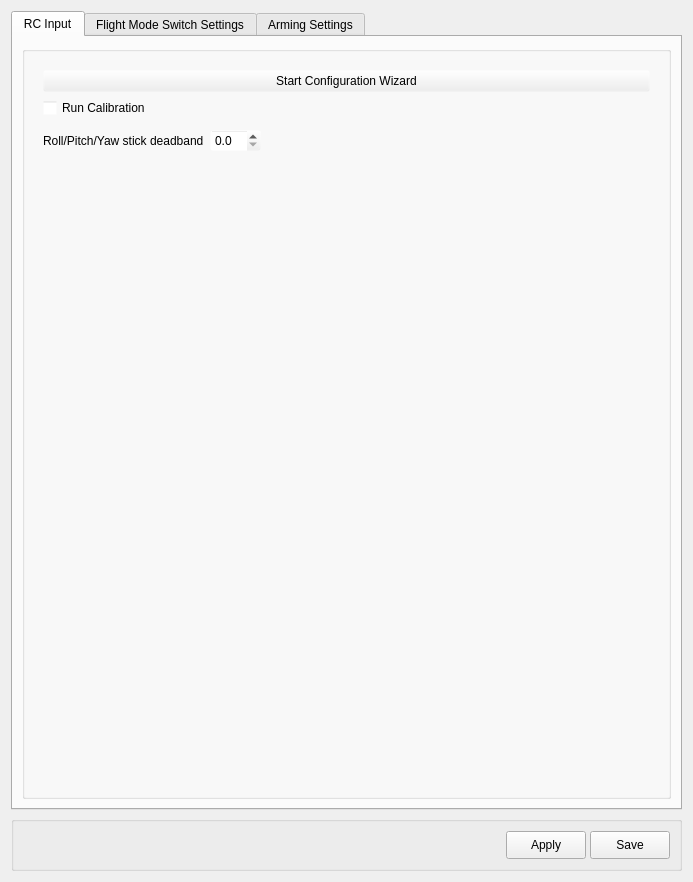
Qt form ground/openpilotgcs/src/plugins/config/input.ui (openpilot/OpenPilot) before a commit.
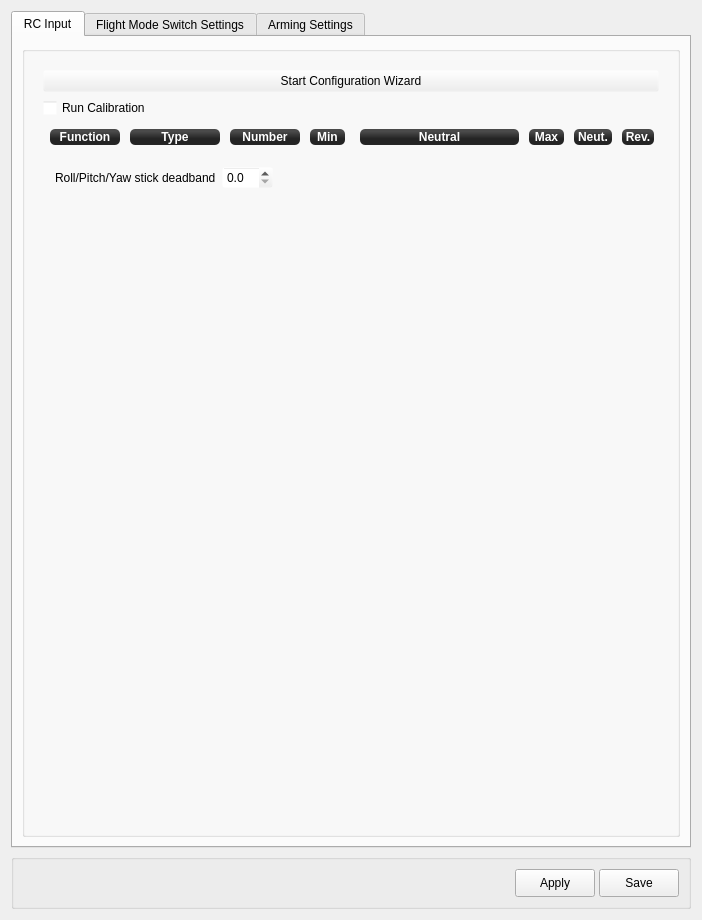
The same form after that commit. Icons and pictures are not drawn.

Commit message: added help buttons, removed wiki buttons, fixed input spacing, misc text fixes, tooltips, removed headings from input chan form

The edit to the form file:
```diff
--- a/ground/openpilotgcs/src/plugins/config/input.ui
+++ b/ground/openpilotgcs/src/plugins/config/input.ui
@@ -6,8 +6,8 @@
    <rect>
     <x>0</x>
     <y>0</y>
-    <width>693</width>
-    <height>882</height>
+    <width>702</width>
+    <height>920</height>
    </rect>
   </property>
   <property name="windowTitle">
@@ -107,8 +107,8 @@
            <rect>
             <x>0</x>
             <y>0</y>
-            <width>671</width>
-            <height>755</height>
+            <width>672</width>
+            <height>783</height>
            </rect>
           </property>
           <layout class="QGridLayout" name="gridLayout">
@@ -139,6 +139,357 @@
                     </property>
                    </widget>
                   </item>
+                  <item>
+                   <layout class="QGridLayout" name="gridLayout_8">
+                    <property name="horizontalSpacing">
+                     <number>0</number>
+                    </property>
+                    <item row="1" column="6">
+                     <widget class="QLabel" name="legend4">
+                      <property name="enabled">
+                       <bool>true</bool>
+                      </property>
+                      <property name="sizePolicy">
+                       <sizepolicy hsizetype="Expanding" vsizetype="Fixed">
+                        <horstretch>0</horstretch>
+                        <verstretch>0</verstretch>
+                       </sizepolicy>
+                      </property>
+                      <property name="minimumSize">
+                       <size>
+                        <width>0</width>
+                        <height>26</height>
+                       </size>
+                      </property>
+                      <property name="font">
+                       <font>
+                        <weight>75</weight>
+                        <italic>false</italic>
+                        <bold>true</bold>
+                       </font>
+                      </property>
+                      <property name="styleSheet">
+                       <string notr="true">background-color: qlineargradient(spread:reflect, x1:0.507, y1:0, x2:0.507, y2:0.772, stop:0.208955 rgba(74, 74, 74, 255), stop:0.78607 rgba(36, 36, 36, 255));
+color: rgb(255, 255, 255);
+border-radius: 5;
+margin:5px;
+font:bold;</string>
+                      </property>
+                      <property name="text">
+                       <string>Neutral</string>
+                      </property>
+                      <property name="alignment">
+                       <set>Qt::AlignCenter</set>
+                      </property>
+                     </widget>
+                    </item>
+                    <item row="1" column="10">
+                     <widget class="QLabel" name="legend5_3">
+                      <property name="enabled">
+                       <bool>true</bool>
+                      </property>
+                      <property name="sizePolicy">
+                       <sizepolicy hsizetype="Minimum" vsizetype="Fixed">
+                        <horstretch>0</horstretch>
+                        <verstretch>0</verstretch>
+                       </sizepolicy>
+                      </property>
+                      <property name="minimumSize">
+                       <size>
+                        <width>42</width>
+                        <height>26</height>
+                       </size>
+                      </property>
+                      <property name="font">
+                       <font>
+                        <weight>75</weight>
+                        <italic>false</italic>
+                        <bold>true</bold>
+                       </font>
+                      </property>
+                      <property name="styleSheet">
+                       <string notr="true">background-color: qlineargradient(spread:reflect, x1:0.507, y1:0, x2:0.507, y2:0.772, stop:0.208955 rgba(74, 74, 74, 255), stop:0.78607 rgba(36, 36, 36, 255));
+color: rgb(255, 255, 255);
+border-radius: 5;
+margin:5px;
+font:bold;</string>
+                      </property>
+                      <property name="text">
+                       <string>Rev.</string>
+                      </property>
+                      <property name="alignment">
+                       <set>Qt::AlignCenter</set>
+                      </property>
+                     </widget>
+                    </item>
+                    <item row="1" column="3">
+                     <widget class="QLabel" name="legend2">
+                      <property name="enabled">
+                       <bool>true</bool>
+                      </property>
+                      <property name="sizePolicy">
+                       <sizepolicy hsizetype="Minimum" vsizetype="Fixed">
+                        <horstretch>0</horstretch>
+                        <verstretch>0</verstretch>
+                       </sizepolicy>
+                      </property>
+                      <property name="minimumSize">
+                       <size>
+                        <width>80</width>
+                        <height>26</height>
+                       </size>
+                      </property>
+                      <property name="font">
+                       <font>
+                        <weight>75</weight>
+                        <italic>false</italic>
+                        <bold>true</bold>
+                       </font>
+                      </property>
+                      <property name="styleSheet">
+                       <string notr="true">background-color: qlineargradient(spread:reflect, x1:0.507, y1:0, x2:0.507, y2:0.772, stop:0.208955 rgba(74, 74, 74, 255), stop:0.78607 rgba(36, 36, 36, 255));
+color: rgb(255, 255, 255);
+border-radius: 5;
+margin:5px;
+font:bold;</string>
+                      </property>
+                      <property name="text">
+                       <string>Number</string>
+                      </property>
+                      <property name="alignment">
+                       <set>Qt::AlignCenter</set>
+                      </property>
+                     </widget>
+                    </item>
+                    <item row="1" column="4">
+                     <widget class="QLabel" name="legend3">
+                      <property name="enabled">
+                       <bool>true</bool>
+                      </property>
+                      <property name="sizePolicy">
+                       <sizepolicy hsizetype="Minimum" vsizetype="Fixed">
+                        <horstretch>0</horstretch>
+                        <verstretch>0</verstretch>
+                       </sizepolicy>
+                      </property>
+                      <property name="minimumSize">
+                       <size>
+                        <width>45</width>
+                        <height>26</height>
+                       </size>
+                      </property>
+                      <property name="font">
+                       <font>
+                        <weight>75</weight>
+                        <italic>false</italic>
+                        <bold>true</bold>
+                       </font>
+                      </property>
+                      <property name="styleSheet">
+                       <string notr="true">background-color: qlineargradient(spread:reflect, x1:0.507, y1:0, x2:0.507, y2:0.772, stop:0.208955 rgba(74, 74, 74, 255), stop:0.78607 rgba(36, 36, 36, 255));
+color: rgb(255, 255, 255);
+border-radius: 5;
+margin:5px;
+font:bold;</string>
+                      </property>
+                      <property name="text">
+                       <string>Min</string>
+                      </property>
+                      <property name="alignment">
+                       <set>Qt::AlignCenter</set>
+                      </property>
+                     </widget>
+                    </item>
+                    <item row="1" column="2">
+                     <widget class="QLabel" name="legend1">
+                      <property name="enabled">
+                       <bool>true</bool>
+                      </property>
+                      <property name="sizePolicy">
+                       <sizepolicy hsizetype="Minimum" vsizetype="Fixed">
+                        <horstretch>0</horstretch>
+                        <verstretch>0</verstretch>
+                       </sizepolicy>
+                      </property>
+                      <property name="minimumSize">
+                       <size>
+                        <width>100</width>
+                        <height>26</height>
+                       </size>
+                      </property>
+                      <property name="font">
+                       <font>
+                        <weight>75</weight>
+                        <italic>false</italic>
+                        <bold>true</bold>
+                       </font>
+                      </property>
+                      <property name="styleSheet">
+                       <string notr="true">background-color: qlineargradient(spread:reflect, x1:0.507, y1:0, x2:0.507, y2:0.772, stop:0.208955 rgba(74, 74, 74, 255), stop:0.78607 rgba(36, 36, 36, 255));
+color: rgb(255, 255, 255);
+border-radius: 5;
+margin:5px;
+font:bold;</string>
+                      </property>
+                      <property name="text">
+                       <string>Type</string>
+                      </property>
+                      <property name="alignment">
+                       <set>Qt::AlignCenter</set>
+                      </property>
+                     </widget>
+                    </item>
+                    <item row="1" column="5">
+                     <spacer name="horizontalSpacer_6">
+                      <property name="orientation">
+                       <enum>Qt::Horizontal</enum>
+                      </property>
+                      <property name="sizeType">
+                       <enum>QSizePolicy::Fixed</enum>
+                      </property>
+                      <property name="sizeHint" stdset="0">
+                       <size>
+                        <width>5</width>
+                        <height>20</height>
+                       </size>
+                      </property>
+                     </spacer>
+                    </item>
+                    <item row="1" column="7">
+                     <widget class="QLabel" name="legend5">
+                      <property name="enabled">
+                       <bool>true</bool>
+                      </property>
+                      <property name="sizePolicy">
+                       <sizepolicy hsizetype="Minimum" vsizetype="Fixed">
+                        <horstretch>0</horstretch>
+                        <verstretch>0</verstretch>
+                       </sizepolicy>
+                      </property>
+                      <property name="minimumSize">
+                       <size>
+                        <width>45</width>
+                        <height>26</height>
+                       </size>
+                      </property>
+                      <property name="font">
+                       <font>
+                        <weight>75</weight>
+                        <italic>false</italic>
+                        <bold>true</bold>
+                       </font>
+                      </property>
+                      <property name="styleSheet">
+                       <string notr="true">background-color: qlineargradient(spread:reflect, x1:0.507, y1:0, x2:0.507, y2:0.772, stop:0.208955 rgba(74, 74, 74, 255), stop:0.78607 rgba(36, 36, 36, 255));
+color: rgb(255, 255, 255);
+border-radius: 5;
+margin:5px;
+font:bold;</string>
+                      </property>
+                      <property name="text">
+                       <string>Max</string>
+                      </property>
+                      <property name="alignment">
+                       <set>Qt::AlignCenter</set>
+                      </property>
+                     </widget>
+                    </item>
+                    <item row="1" column="1">
+                     <widget class="QLabel" name="legend0">
+                      <property name="enabled">
+                       <bool>true</bool>
+                      </property>
+                      <property name="sizePolicy">
+                       <sizepolicy hsizetype="Minimum" vsizetype="Fixed">
+                        <horstretch>0</horstretch>
+                        <verstretch>0</verstretch>
+                       </sizepolicy>
+                      </property>
+                      <property name="minimumSize">
+                       <size>
+                        <width>80</width>
+                        <height>26</height>
+                       </size>
+                      </property>
+                      <property name="font">
+                       <font>
+                        <weight>75</weight>
+                        <italic>false</italic>
+                        <bold>true</bold>
+                       </font>
+                      </property>
+                      <property name="styleSheet">
+                       <string notr="true">background-color: qlineargradient(spread:reflect, x1:0.507, y1:0, x2:0.507, y2:0.772, stop:0.208955 rgba(74, 74, 74, 255), stop:0.78607 rgba(36, 36, 36, 255));
+color: rgb(255, 255, 255);
+border-radius: 5;
+margin:5px;
+font:bold;</string>
+                      </property>
+                      <property name="text">
+                       <string>Function</string>
+                      </property>
+                      <property name="alignment">
+                       <set>Qt::AlignCenter</set>
+                      </property>
+                     </widget>
+                    </item>
+                    <item row="1" column="9">
+                     <widget class="QLabel" name="legend5_2">
+                      <property name="enabled">
+                       <bool>true</bool>
+                      </property>
+                      <property name="sizePolicy">
+                       <sizepolicy hsizetype="Minimum" vsizetype="Fixed">
+                        <horstretch>0</horstretch>
+                        <verstretch>0</verstretch>
+                       </sizepolicy>
+                      </property>
+                      <property name="minimumSize">
+                       <size>
+                        <width>48</width>
+                        <height>26</height>
+                       </size>
+                      </property>
+                      <property name="font">
+                       <font>
+                        <weight>75</weight>
+                        <italic>false</italic>
+                        <bold>true</bold>
+                       </font>
+                      </property>
+                      <property name="styleSheet">
+                       <string notr="true">background-color: qlineargradient(spread:reflect, x1:0.507, y1:0, x2:0.507, y2:0.772, stop:0.208955 rgba(74, 74, 74, 255), stop:0.78607 rgba(36, 36, 36, 255));
+color: rgb(255, 255, 255);
+border-radius: 5;
+margin:5px;
+font:bold;</string>
+                      </property>
+                      <property name="text">
+                       <string>Neut.</string>
+                      </property>
+                      <property name="alignment">
+                       <set>Qt::AlignCenter</set>
+                      </property>
+                     </widget>
+                    </item>
+                    <item row="1" column="0">
+                     <spacer name="horizontalSpacer_7">
+                      <property name="orientation">
+                       <enum>Qt::Horizontal</enum>
+                      </property>
+                      <property name="sizeType">
+                       <enum>QSizePolicy::Fixed</enum>
+                      </property>
+                      <property name="sizeHint" stdset="0">
+                       <size>
+                        <width>2</width>
+                        <height>20</height>
+                       </size>
+                      </property>
+                     </spacer>
+                    </item>
+                   </layout>
+                  </item>
                   <item>
                    <layout class="QVBoxLayout" name="channelSettings"/>
                   </item>
@@ -153,21 +504,34 @@
                     <property name="sizeHint" stdset="0">
                      <size>
                       <width>20</width>
-                      <height>5</height>
+                      <height>10</height>
                      </size>
                     </property>
                    </spacer>
                   </item>
                   <item>
                    <layout class="QGridLayout" name="gridLayout_3">
-                    <item row="0" column="0">
+                    <item row="0" column="4">
+                     <spacer name="horizontalSpacer_3">
+                      <property name="orientation">
+                       <enum>Qt::Horizontal</enum>
+                      </property>
+                      <property name="sizeHint" stdset="0">
+                       <size>
+                        <width>40</width>
+                        <height>20</height>
+                       </size>
+                      </property>
+                     </spacer>
+                    </item>
+                    <item row="0" column="1">
                      <widget class="QLabel" name="labelDeadband">
                       <property name="text">
                        <string>Roll/Pitch/Yaw stick deadband</string>
                       </property>
                      </widget>
                     </item>
-                    <item row="0" column="1">
+                    <item row="0" column="2">
                      <widget class="QDoubleSpinBox" name="deadband">
                       <property name="toolTip">
                        <string>Stick deadband in percents of full range (0-10), zero to disable</string>
@@ -183,14 +547,17 @@
                       </property>
                      </widget>
                     </item>
-                    <item row="0" column="3">
-                     <spacer name="horizontalSpacer_3">
+                    <item row="0" column="0">
+                     <spacer name="horizontalSpacer_8">
                       <property name="orientation">
                        <enum>Qt::Horizontal</enum>
                       </property>
+                      <property name="sizeType">
+                       <enum>QSizePolicy::Fixed</enum>
+                      </property>
                       <property name="sizeHint" stdset="0">
                        <size>
-                        <width>40</width>
+                        <width>12</width>
                         <height>20</height>
                        </size>
                       </property>
```
Left out of the diff: 61 changed lines with no effect on the pictures. The commit also changes 9 other files.
